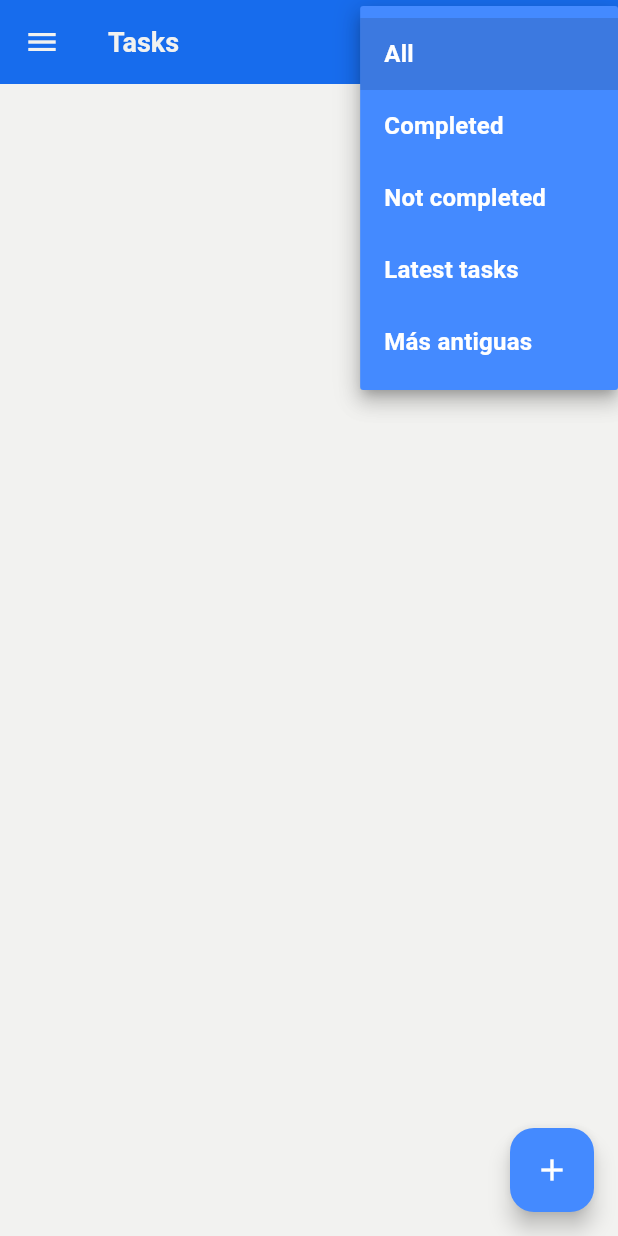
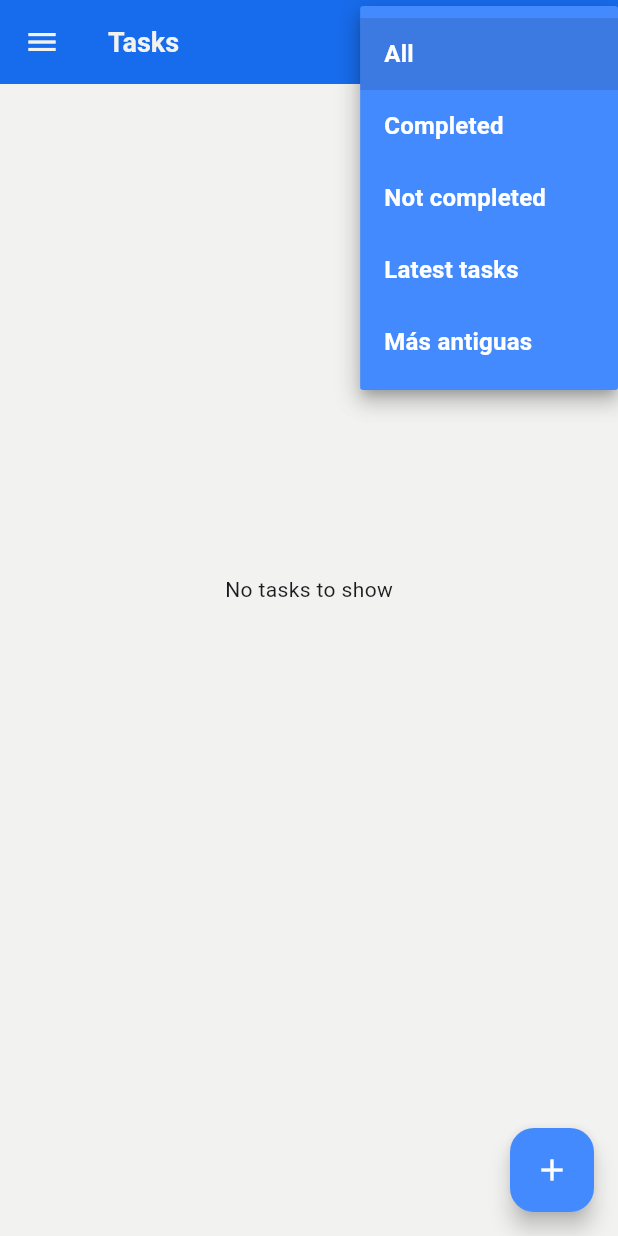
Before and after one commit to srios007/to_do_app, a Flutter app: the HomeView screen opened by its route, after a tap on "All", on a phone screen of 412 x 824 dp. Run offline on Flutter 3.47's test engine with Material 3 defaults, Android fonts, the phone set to English and light mode, and no system bars; our stand-ins replace cloud_firestore, connectivity_plus, firebase_auth, firebase_core, flutter_dotenv, get and 2 more; accounts and stored records are empty; generated files the repository leaves out were written again.

Commit message:
UPDATE: Refactor task model to use reactive completion status; enhance loading state management in new task controller and views; improve UI feedback with loading indicators and localized messages for empty task lists

```diff
--- a/lib/app/models/task/task_model_builder.dart
+++ b/lib/app/models/task/task_model_builder.dart
@@ -30,8 +30,9 @@ class TaskModelBuilder {
     return this;
   }
 
-  TaskModelBuilder setIsCompleted(bool isCompleted) {
-    _isCompleted!.value = isCompleted;
+  TaskModelBuilder setIsCompleted(RxBool isCompleted) {
+    _isCompleted = RxBool(false);
+    _isCompleted!.value = isCompleted.value;
     return this;
   }
 
--- a/lib/app/modules/home/controllers/home_controller.dart
+++ b/lib/app/modules/home/controllers/home_controller.dart
@@ -1,3 +1,5 @@
+import 'dart:developer';
+
 import 'package:flutter_gen/gen_l10n/app_localizations.dart';
 import 'package:get/get.dart';
 
@@ -64,6 +66,7 @@ class HomeController extends GetxController {
 
   /// Elimina una tarea
   Future<void> deleteTask(String taskId) async {
+    log('Task: $taskId');
     await taskService.deleteTask(taskId);
     tasks.removeWhere((task) => task.id == taskId);
   }
--- a/lib/app/modules/home/views/home_view.dart
+++ b/lib/app/modules/home/views/home_view.dart
@@ -2,6 +2,7 @@ import 'package:flutter/material.dart';
 import 'package:flutter_gen/gen_l10n/app_localizations.dart';
 import 'package:get/get.dart';
 
+import '../../../widgets/widgets.dart';
 import '../controllers/home_controller.dart';
 import '../widgets/widgets.dart';
 
@@ -32,11 +33,27 @@ class HomeView extends GetView<HomeController> {
       height: Get.height,
       child: RefreshIndicator(
         onRefresh: controller.refreshTasks,
-        child: SingleChildScrollView(
+        child: CustomScrollView(
           physics: const AlwaysScrollableScrollPhysics(),
+          slivers: [
+            SliverFillRemaining(
+              hasScrollBody: false,
               child: Obx(() => Column(
                     children: [
                       const SizedBox(height: 16.0),
+                      Visibility(
+                        visible: controller.isLoading.value,
+                        child: const LoadingWidget(),
+                      ),
+                      Visibility(
+                        visible: controller.tasks.isEmpty &&
+                            !controller.isLoading.value,
+                        child: Expanded(
+                          child: Center(
+                            child: Text(AppLocalizations.of(context)!.no_task),
+                          ),
+                        ),
+                      ),
                       ...controller.filterTasks().map(
                             (task) => TaskContainer(
                               task: task,
@@ -46,6 +63,8 @@ class HomeView extends GetView<HomeController> {
                       const SizedBox(height: 110.0),
                     ],
                   )),
+            ),
+          ],
         ),
       ),
     );
--- a/lib/app/modules/new_task/views/new_task_view.dart
+++ b/lib/app/modules/new_task/views/new_task_view.dart
@@ -34,7 +34,7 @@ class NewTaskView extends GetView<NewTaskController> {
                     onPressed: controller.submitForm,
                     buttonText:
                         AppLocalizations.of(context)!.create_task_button,
-                    isLoading: false.obs,
+                    isLoading: controller.isLoading,
                   ),
                   const SizedBox(height: 32.0),
                 ],
--- a/lib/app/widgets/loading_widget.dart
+++ b/lib/app/widgets/loading_widget.dart
@@ -13,7 +13,7 @@ class LoadingWidget extends StatelessWidget {
         child: LoadingAnimationWidget.twistingDots(
           leftDotColor: Colors.green,
           rightDotColor: Palette.mainColor,
-          size: 20,
+          size: 30,
         ),
       ),
     );
--- a/lib/l10n/app_en.arb
+++ b/lib/l10n/app_en.arb
@@ -17,6 +17,7 @@
   "name_hint": "Enter your name",
   "name": "Name",
   "no_account": "Don't have an account? ",
+  "no_task": "No tasks to show",
   "no_user_found": "No user found for that email.",
   "notCompleted":"Not completed",
   "older": "Más antiguas",
--- a/lib/l10n/app_es.arb
+++ b/lib/l10n/app_es.arb
@@ -17,6 +17,7 @@
   "name_hint": "Escribe tu nombre",
   "name": "Nombre",
   "no_account": "¿No tienes una cuenta? ",
+  "no_task": "No hay tareas para mostrar",
   "no_user_found": "No se encontró un usuario con ese correo electrónico.",
   "notCompleted": "No completadas",
   "older": "Older tasks",
```
Also changed, not shown: lib/app/modules/new_task/controllers/new_task_controller.dart (+9 -6 lines), lib/app/models/task/task_model.g.dart. Lines whose indentation alone changed are shown as unchanged.
